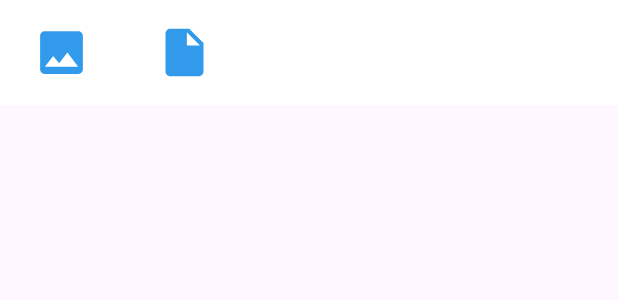
After one commit to tripplesix666/TelegramClone, an Android app: the layout choice_upload.xml on its own in the app's theme, with its tools: preview values and no code run, on a phone screen of 412 x 824 dp. The commit adds this screen. Shown: the top 300 px of the screen. Run offline under Robolectric (Android 15) with nearby library versions, the phone set to English and light mode, and no system bars.

Commit message:
54. Отправка любых файлов в чат. BottomSheet.

```diff
--- a/app/src/main/java/com/example/telegramclone/utilits/appConstants.kt
+++ b/app/src/main/java/com/example/telegramclone/utilits/appConstants.kt
@@ -7,3 +7,6 @@ lateinit var APP_ACTIVITY: MainActivity
 const val TYPE_MESSAGE_IMAGE = "image"
 const val TYPE_MESSAGE_TEXT = "text"
 const val TYPE_MESSAGE_VOICE = "voice"
+const val TYPE_MESSAGE_FILE = "file"
+
+const val PICK_FILE_REQUEST_CODE = 301
--- /dev/null
+++ b/app/src/main/res/drawable/ic_attach_file.xml
@@ -0,0 +1,5 @@
+<vector android:autoMirrored="true" android:height="24dp"
+    android:tint="#329AEA" android:viewportHeight="24"
+    android:viewportWidth="24" android:width="24dp" xmlns:android="http://schemas.android.com/apk/res/android">
+    <path android:fillColor="@android:color/white" android:pathData="M6,2c-1.1,0 -1.99,0.9 -1.99,2L4,20c0,1.1 0.89,2 1.99,2L18,22c1.1,0 2,-0.9 2,-2L20,8l-6,-6L6,2zM13,9L13,3.5L18.5,9L13,9z"/>
+</vector>
--- /dev/null
+++ b/app/src/main/res/drawable/ic_attach_image.xml
@@ -0,0 +1,5 @@
+<vector android:height="24dp" android:tint="#329AEA"
+    android:viewportHeight="24" android:viewportWidth="24"
+    android:width="24dp" xmlns:android="http://schemas.android.com/apk/res/android">
+    <path android:fillColor="@android:color/white" android:pathData="M21,19V5c0,-1.1 -0.9,-2 -2,-2H5c-1.1,0 -2,0.9 -2,2v14c0,1.1 0.9,2 2,2h14c1.1,0 2,-0.9 2,-2zM8.5,13.5l2.5,3.01L14.5,12l4.5,6H5l3.5,-4.5z"/>
+</vector>
--- /dev/null
+++ b/app/src/main/res/layout/choice_upload.xml
@@ -0,0 +1,27 @@
+<?xml version="1.0" encoding="utf-8"?>
+<LinearLayout xmlns:android="http://schemas.android.com/apk/res/android"
+    xmlns:app="http://schemas.android.com/apk/res-auto"
+    android:id="@+id/bottom_sheet_choice"
+    android:layout_width="match_parent"
+    android:layout_height="@dimen/bottom_sheet_height"
+    android:orientation="horizontal"
+    app:behavior_hideable="true"
+    app:behavior_peekHeight="0dp"
+    android:background="@color/white"
+    app:layout_behavior="com.google.android.material.bottomsheet.BottomSheetBehavior">
+
+    <ImageView
+        android:id="@+id/btn_attach_image"
+        android:layout_width="@dimen/btn_bottom_sheet_width"
+        android:layout_height="match_parent"
+        android:src="@drawable/ic_attach_image"
+        android:layout_margin="@dimen/app_margin"/>
+
+    <ImageView
+        android:id="@+id/btn_attach_file"
+        android:layout_width="@dimen/btn_bottom_sheet_width"
+        android:layout_height="match_parent"
+        android:src="@drawable/ic_attach_file"
+        android:layout_margin="@dimen/app_margin"/>
+
+</LinearLayout>
--- a/app/src/main/res/values/dimens.xml
+++ b/app/src/main/res/values/dimens.xml
@@ -18,6 +18,8 @@
     <dimen name="chat_voice_width">200dp</dimen>
     <dimen name="chat_voice_height">50dp</dimen>
     <dimen name="btn_voice">50dp</dimen>
+    <dimen name="bottom_sheet_height">70dp</dimen>
+    <dimen name="btn_bottom_sheet_width">50dp</dimen>
 
 
 </resources>
```
Also changed, not shown: app/src/main/java/com/example/telegramclone/ui/screens/single_chat/SingleChatFragment.kt (+42 -3 lines), app/src/main/res/layout/fragment_single_chat.xml (+12 -4 lines).
